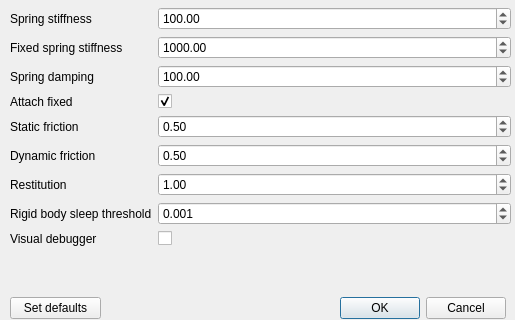
This is src/vHelix/settingsdialog.ui in henkkagee/vHelix-Dashboard as Qt 5 draws it before an edit; both pictures show x 0 to 515 and y 183 to 503 of the 515 by 503 pixel window. The edited form follows.
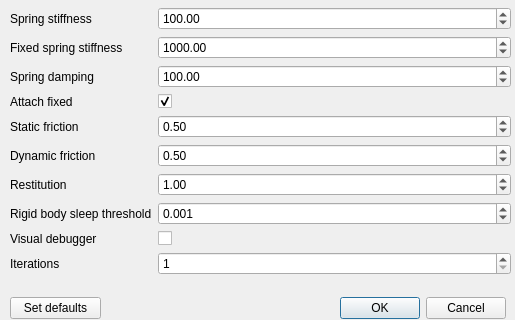
This is the edited form.

Diff of the .ui file:
```diff
--- a/src/vHelix/settingsdialog.ui
+++ b/src/vHelix/settingsdialog.ui
@@ -64,7 +64,7 @@
      <x>10</x>
      <y>140</y>
      <width>501</width>
-     <height>331</height>
+     <height>352</height>
     </rect>
    </property>
    <layout class="QFormLayout" name="formLayout">
@@ -233,6 +233,23 @@
     <item row="10" column="1">
      <widget class="QCheckBox" name="visualDebuggerCheckBox"/>
     </item>
+    <item row="11" column="0">
+     <widget class="QLabel" name="iterationsLabel">
+      <property name="text">
+       <string>Iterations</string>
+      </property>
+     </widget>
+    </item>
+    <item row="11" column="1">
+     <widget class="QSpinBox" name="iterationsSpinBox">
+      <property name="minimum">
+       <number>1</number>
+      </property>
+      <property name="value">
+       <number>1</number>
+      </property>
+     </widget>
+    </item>
    </layout>
   </widget>
   <widget class="QDialogButtonBox" name="buttonBox">
```
